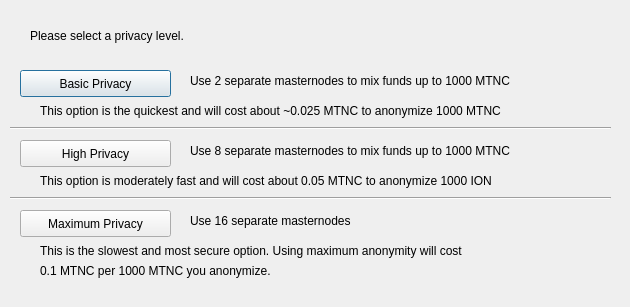
Old version of the form src/qt/forms/darksendconfig.ui in the repository masternodecoin/masternodecoin.
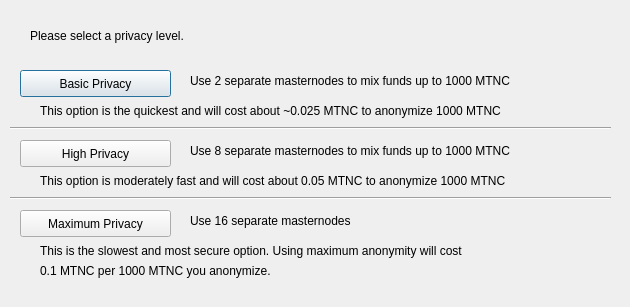
New version of the form.

The edit to the form file:
```diff
--- a/src/qt/forms/darksendconfig.ui
+++ b/src/qt/forms/darksendconfig.ui
@@ -127,7 +127,7 @@
     </rect>
    </property>
    <property name="text">
-    <string>This option is moderately fast and will cost about 0.05 MTNC to anonymize 1000 ION</string>
+    <string>This option is moderately fast and will cost about 0.05 MTNC to anonymize 1000 MTNC</string>
    </property>
   </widget>
   <widget class="QLabel" name="label_8">
```
